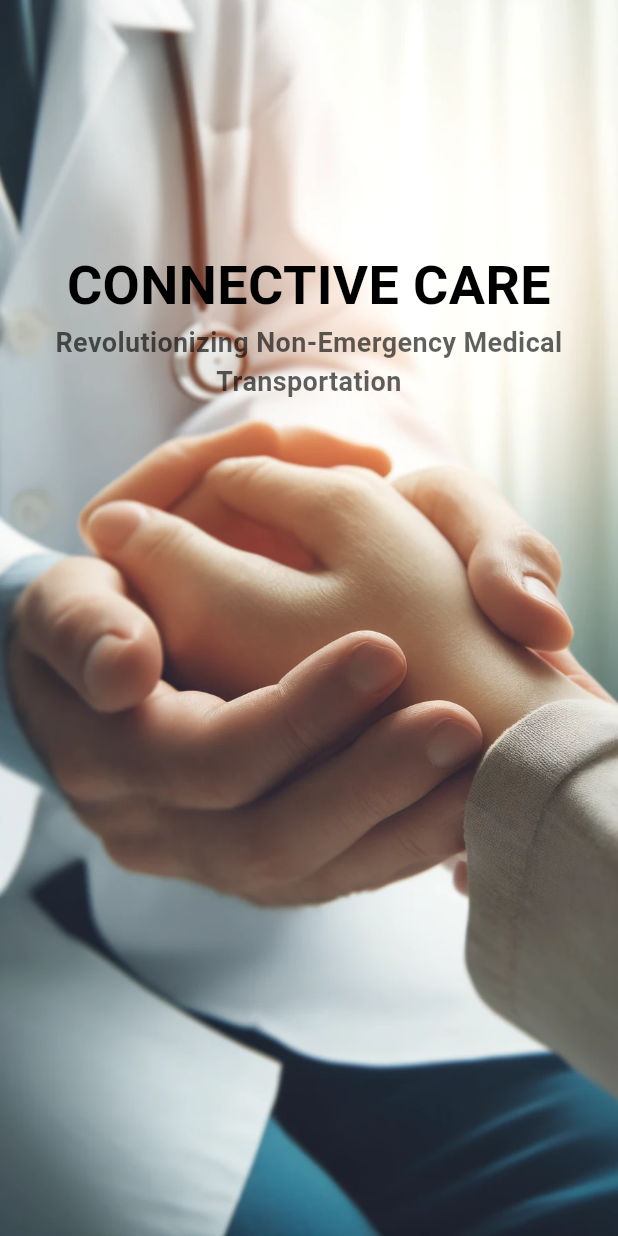
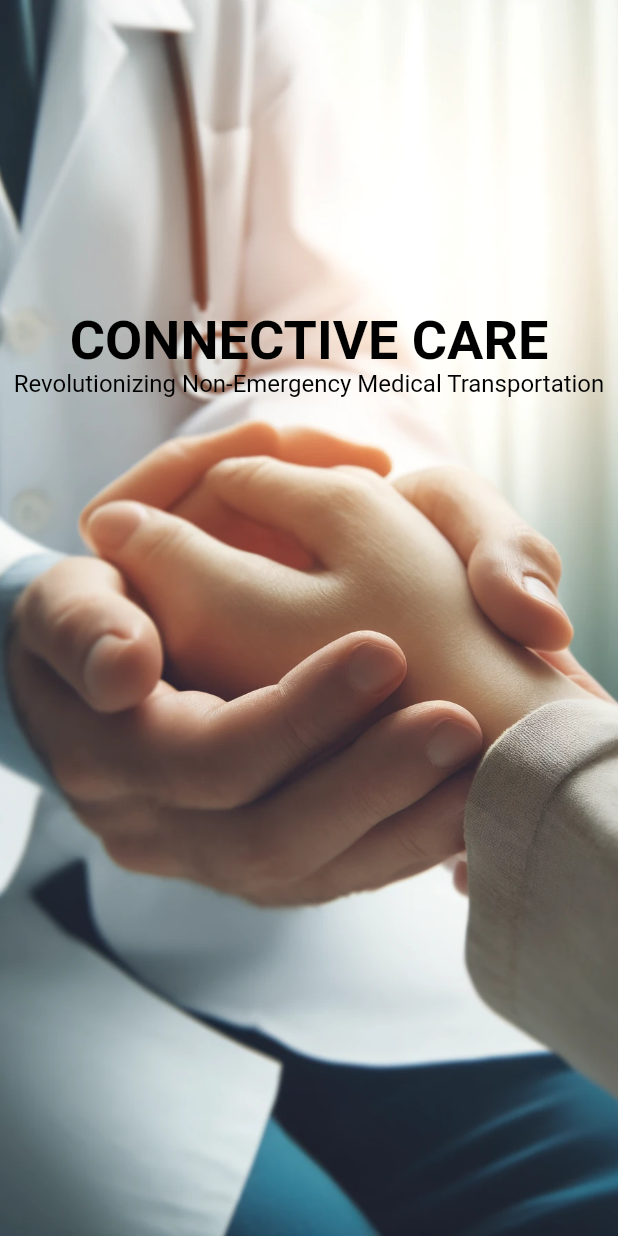
Before and after one commit to balayogigmcs/Connective-Care, a Flutter app: the screen it shows after launch, on a phone screen of 412 x 824 dp. Run offline on Flutter 3.47's test engine with Material 3 defaults, Android fonts, the phone set to English and light mode, and no system bars; drawn by our look-alikes of animated_text_kit.

Commit message:
animation done

```diff
--- /dev/null
+++ b/lib/animation.dart
@@ -0,0 +1,123 @@
+import 'package:flutter/material.dart';
+import 'package:animated_text_kit/animated_text_kit.dart';
+
+class SplashScreen extends StatefulWidget {
+  const SplashScreen({super.key});
+
+  @override
+  _SplashScreenState createState() => _SplashScreenState();
+}
+
+class _SplashScreenState extends State<SplashScreen> {
+  //bool _showWelcome = true;
+  bool _showConnectiveCare = true;
+  bool _showSubheading = false;
+
+  @override
+  void initState() {
+    super.initState();
+    // Future.delayed(const Duration(seconds: 4), () {
+    //   setState(() {
+    //     //_showWelcome = false;
+    //     _showConnectiveCare = true;
+    //   });
+    Future.delayed(const Duration(seconds: 3), () {
+      setState(() {
+        _showSubheading = true;
+      });
+    });
+    //});
+  }
+
+  @override
+  Widget build(BuildContext context) {
+    return Scaffold(
+      body: Stack(
+        children: [
+          SizedBox.expand(
+            child: Image.asset(
+              'assets/images/cclogo1.png',
+              fit: BoxFit.cover,
+            ),
+          ),
+          // Center(
+          //   child: _showWelcome
+          //       ? DefaultTextStyle(
+          //           style: const TextStyle(
+          //             fontSize: 28.0,
+          //             fontWeight: FontWeight.bold,
+          //             color: Color.fromARGB(255, 0, 0, 0),
+          //           ),
+          //           child: AnimatedTextKit(
+          //             animatedTexts: [
+          //               TypewriterAnimatedText(
+          //                 'Welcome to Connective Care',
+          //                 speed: const Duration(milliseconds: 100),
+          //               ),
+          //             ],
+          //             totalRepeatCount: 1,
+          //           ),
+          //         )
+          //       : const SizedBox.shrink(),
+          // ),
+          if (_showConnectiveCare)
+            Positioned(
+              top: MediaQuery.of(context).size.height /
+                  4, // Adjust this value to place text between top and center
+              left: 0,
+              right: 0,
+              child: DefaultTextStyle(
+                style: const TextStyle(
+                  fontSize: 36.0,
+                  fontWeight: FontWeight.bold,
+                  color: Color.fromARGB(255, 0, 0, 0),
+                ),
+                child: Center(
+                  child: AnimatedTextKit(
+                    animatedTexts: [
+                      TypewriterAnimatedText(
+                        'CONNECTIVE CARE',
+                        speed: const Duration(milliseconds: 100),
+                        cursor: ''
+                      ),
+                    ],
+                    totalRepeatCount: 1,
+                    onFinished: () {
+                      setState(() {
+                        _showSubheading = true;
+                      });
+                    },
+                  ),
+                ),
+              ),
+            ),
+          if (_showSubheading)
+            Positioned(
+              top: MediaQuery.of(context).size.height / 4 + 40,
+              left: 0,
+              right: 0,
+              child: DefaultTextStyle(
+                style: const TextStyle(
+                  fontSize: 16.0,
+                  fontWeight: FontWeight.normal,
+                  color: Color.fromARGB(255, 0, 0, 0),
+                ),
+                child: Center(
+                  child: AnimatedTextKit(
+                    animatedTexts: [
+                      TypewriterAnimatedText(
+                        'Revolutionizing Non-Emergency Medical Transportation',
+                        speed: const Duration(milliseconds: 50),
+                        cursor: '',
+                      ),
+                    ],
+                    totalRepeatCount: 1,
+                  ),
+                ),
+              ),
+            ),
+        ],
+      ),
+    );
+  }
+}
--- a/lib/main.dart
+++ b/lib/main.dart
@@ -1,6 +1,6 @@
 import 'package:flutter/material.dart';
 //import 'package:cc/homepage.dart';
-import 'splash_screen.dart';
+import 'animation.dart';
 
 void main() {
   runApp(const MyApp());
--- a/lib/splash_screen.dart
+++ /dev/null
@@ -1,140 +0,0 @@
-import 'package:flutter/material.dart';
-import 'package:animated_text_kit/animated_text_kit.dart';
-
-class SplashScreen extends StatefulWidget {
-  const SplashScreen({super.key});
-
-  @override
-  _SplashScreenState createState() => _SplashScreenState();
-}
-
-class _SplashScreenState extends State<SplashScreen> with TickerProviderStateMixin {
-  bool _showWelcome = true;
-  bool _showConnectiveCare = false;
-  bool _showSubheading = false;
-
-  late AnimationController _controller;
-  late Animation<Offset> _offsetAnimation;
-  late AnimationController _subheadingController;
-  late Animation<double> _fadeAnimation;
-
-  @override
-  void initState() {
-    super.initState();
-    _controller = AnimationController(
-      duration: const Duration(seconds: 2),
-      vsync: this,
-    );
-
-    _offsetAnimation = Tween<Offset>(
-      begin: const Offset(-1.0, 0.0),
-      end: Offset.zero,
-    ).animate(CurvedAnimation(
-      parent: _controller,
-      curve: Curves.easeInOut,
-    ));
-
-    _subheadingController = AnimationController(
-      duration: const Duration(seconds: 2),
-      vsync: this,
-    );
-
-    _fadeAnimation = CurvedAnimation(
-      parent: _subheadingController,
-      curve: Curves.easeIn,
-    );
-
-    Future.delayed(const Duration(seconds: 4), () {
-      setState(() {
-        _showWelcome = false;
-        _showConnectiveCare = true;
-      });
-      _controller.forward().then((_) {
-        setState(() {
-          _showSubheading = true;
-        });
-        _subheadingController.forward();
-      });
-    });
-  }
-
-  @override
-  void dispose() {
-    _controller.dispose();
-    _subheadingController.dispose();
-    super.dispose();
-  }
-
-  @override
-  Widget build(BuildContext context) {
-    return Scaffold(
-      body: Stack(
-        children: [
-          SizedBox.expand(
-            child: Image.asset(
-              'assets/images/cclogo1.png',
-              fit: BoxFit.cover,
-            ),
-          ),
-          Center(
-            child: _showWelcome
-                ? DefaultTextStyle(
-                    style: const TextStyle(
-                      fontSize: 28.0,
-                      fontWeight: FontWeight.bold,
-                      color: Color.fromARGB(255, 0, 0, 0),
-                    ),
-                    child: AnimatedTextKit(
-                      animatedTexts: [
-                        TypewriterAnimatedText(
-                          'Welcome to Connective Care',
-                          speed: const Duration(milliseconds: 100),
-                        ),
-                      ],
-                      totalRepeatCount: 1,
-                    ),
-                  )
-                : const SizedBox.shrink(),
-          ),
-          if (_showConnectiveCare)
-            Positioned(
-              top: MediaQuery.of(context).size.height / 5, // Adjust this value to place text between top and center
-              left: 0,
-              right: 0,
-              child: Column(
-                children: [
-                  SlideTransition(
-                    position: _offsetAnimation,
-                    child: const Center(
-                      child: Text(
-                        'CONNECTIVE CARE',
-                        textAlign: TextAlign.center,
-                        style: TextStyle(
-                          fontSize: 36.0,
-                          fontWeight: FontWeight.bold,
-                          color: Color.fromARGB(255, 0, 0, 0),
-                        ),
-                      ),
-                    ),
-                  ),
-                  if (_showSubheading)
-                    FadeTransition(
-                      opacity: _fadeAnimation,
-                      child: const Text(
-                        'Revolutionizing Non-Emergency Medical Transportation',
-                        textAlign: TextAlign.center,
-                        style: TextStyle(
-                          fontSize: 18.0,
-                          fontWeight: FontWeight.bold,
-                          color: Color.fromARGB(255, 0, 0, 0),
-                        ),
-                      ),
-                    ),
-                ],
-              ),
-            ),
-        ],
-      ),
-    );
-  }
-}
```
